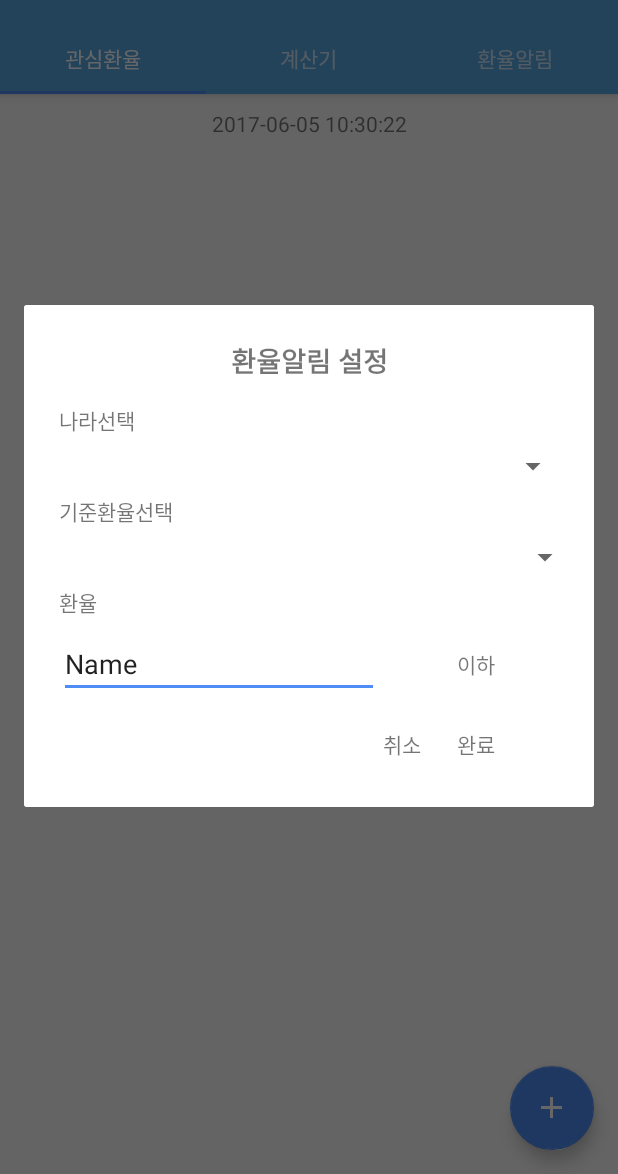
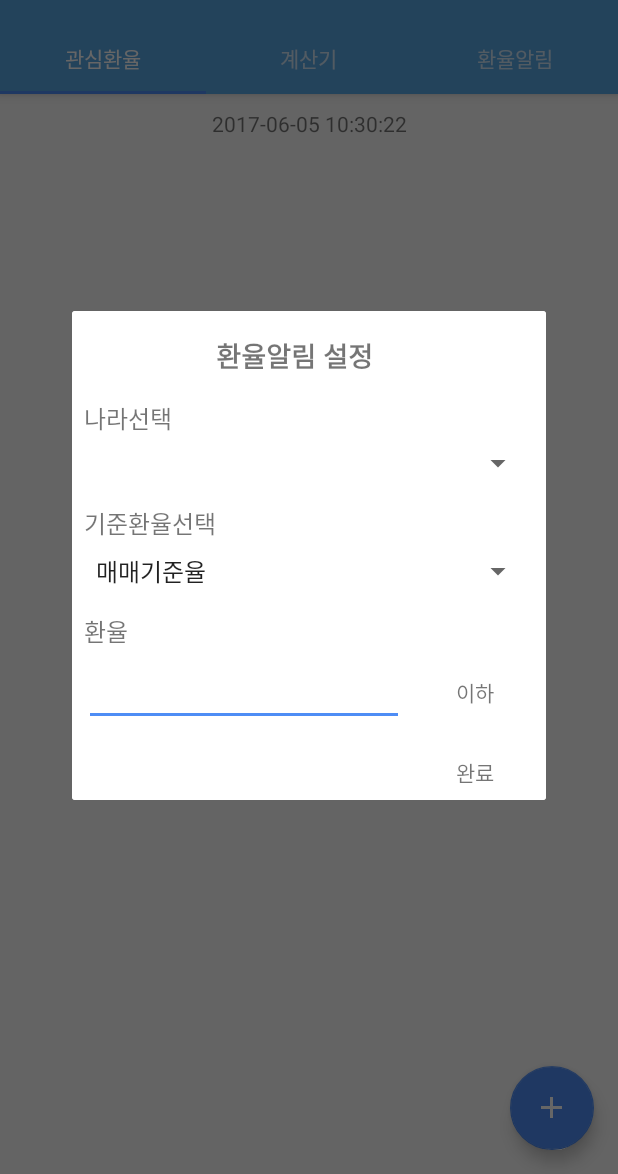
Before and after one commit to soulduse/exchange-rate-app, an Android app: the fragment CustomNotiDialog placed in its activity, in the options menu, after a tap on "Settings", on a phone screen of 412 x 824 dp, the part 62-1236 px from its top. Run offline under Robolectric (Android 15) with nearby library versions, the phone set to English and light mode, and no system bars; our stand-ins replace AdMob, data binding; libraries missing offline, so code that uses them is left out: io.realm, io.realm.annotations; pictures from the network do not load; 37 statements that could not run were skipped.

Commit message:
UI 바인딩으로 교체함 - 바인딩 사용을 익숙하게 하

```diff
--- a/app/src/main/java/com/example/soul/exchange_app/ui/CustomNotiDialog.java
+++ b/app/src/main/java/com/example/soul/exchange_app/ui/CustomNotiDialog.java
@@ -1,21 +1,25 @@
 package com.example.soul.exchange_app.ui;
 
+import android.databinding.DataBindingUtil;
+import android.databinding.adapters.ToolbarBindingAdapter;
 import android.os.Bundle;
 import android.support.v4.app.DialogFragment;
 import android.view.LayoutInflater;
 import android.view.View;
 import android.view.ViewGroup;
 import android.widget.AdapterView;
+import android.widget.ArrayAdapter;
 import android.widget.EditText;
 import android.widget.Spinner;
-import android.widget.SpinnerAdapter;
 import android.widget.TextView;
 import android.widget.Toast;
 
 import com.example.soul.exchange_app.R;
-import com.example.soul.exchange_app.adapter.DialogAdapter;
 import com.example.soul.exchange_app.adapter.DialogAdapter2;
+import com.example.soul.exchange_app.databinding.DialogNotificationBinding;
+import com.example.soul.exchange_app.model.ExchangeRate;
 import com.example.soul.exchange_app.realm.RealmController;
+import com.example.soul.exchange_app.util.MoneyUtil;
 
 import io.realm.Realm;
 
@@ -28,7 +32,7 @@ public class CustomNotiDialog extends DialogFragment implements AdapterView.OnIt
 
     private Realm realm;
     private RealmController realmController;
-    private DialogAdapter2 adapter;
+    private DialogNotificationBinding binding;
 
     /**
      * Create a new instance of CountryDialog, providing "num"
@@ -55,29 +59,74 @@ public class CustomNotiDialog extends DialogFragment implements AdapterView.OnIt
     @Override
     public View onCreateView(LayoutInflater inflater, ViewGroup container,
                              Bundle savedInstanceState) {
-        View v = inflater.inflate(R.layout.dialog_notification, container, false);
-        Spinner countrySpinner = (Spinner) v.findViewById(R.id.spinner);
-        Spinner exchangeSpinner = (Spinner) v.findViewById(R.id.spinner2);
-        TextView aboveOrbelow = (TextView)v.findViewById(R.id.aboveOrbelowTxt);
-        TextView addAlarm = (TextView)v.findViewById(R.id.addAlarm);
-        TextView cancelAlarm = (TextView)v.findViewById(R.id.cancelAlarm);
-        EditText alarmPrice = (EditText)v.findViewById(R.id.alarmPrice);
+        binding = DataBindingUtil.inflate(inflater, R.layout.dialog_notification, container, false);
+        binding.setDialog(this);
 
-        //setadapter
-        adapter = new DialogAdapter2(realmController.getExchangeRateExceptKorea(), getActivity());
+        DialogAdapter2 countryAdapter               = new DialogAdapter2(realmController.getExchangeRateExceptKorea(), getActivity());
+        ArrayAdapter<CharSequence> exchangeAdapter  = ArrayAdapter.createFromResource(getContext(),
+                R.array.price_options, android.R.layout.simple_spinner_item);
+        exchangeAdapter.setDropDownViewResource(android.R.layout.simple_spinner_dropdown_item);
 
-        countrySpinner.setOnItemSelectedListener(this);
-        countrySpinner.setAdapter(adapter);
-        exchangeSpinner.setOnItemSelectedListener(this);
+        binding.spinner.setAdapter(countryAdapter);
+        binding.spinner2.setAdapter(exchangeAdapter);
 
+        View view = binding.getRoot();
+        setListener();
+        return view;
+    }
 
-        return v;
+    private void setListener(){
+        binding.spinner.setOnItemSelectedListener(this);
+        binding.spinner2.setOnItemSelectedListener(this);
+
+        binding.aboveOrbelowTxt.setOnClickListener(clickListener);
+        binding.addAlarm.setOnClickListener(clickListener);
+        binding.deleteAlarm.setOnClickListener(clickListener);
     }
+
+    private View.OnClickListener clickListener = new View.OnClickListener() {
+        @Override
+        public void onClick(View v) {
+            switch (v.getId()){
+                // 이상 이하 switch
+                case R.id.aboveOrbelowTxt:
+
+                    String text = binding.aboveOrbelowTxt.getText().equals(getString(R.string.above))
+                            ? getString(R.string.below) : getString(R.string.above);
+                    binding.aboveOrbelowTxt.setText(text);
+                    break;
+
+                // 환율 알림 제거
+                case R.id.deleteAlarm:
+                    Toast.makeText(getContext(), "삭제", Toast.LENGTH_SHORT).show();
+                    dismiss();
+                    break;
+                // 환율 알림 추가
+                case R.id.addAlarm:
+                    String priceText = binding.alarmPrice.getText().toString();
+                    if(priceText == null || priceText.isEmpty()){
+                        Toast.makeText(getContext(), R.string.warning_empty_price, Toast.LENGTH_SHORT).show();
+                        break;
+                    }
+
+                    ExchangeRate exchangeRate = (ExchangeRate) binding.spinner.getSelectedItem();
+                    // true = 이상, false = 이하
+                    boolean state = binding.aboveOrbelowTxt.getText().toString().equals("이상") ? true : false;
+                    // price가 숫자인지에 대한 검증은 안해도된다 왜냐하면 EditText의 데이터 타입을 숫자로 설정 해놓았기 때문.
+                    double price = Double.parseDouble(priceText);
+                    int standardExchange = binding.spinner2.getSelectedItemPosition();
+
+                    realmController.addAlarm(exchangeRate, state, price, standardExchange);
+                    break;
+            }
+        }
+    };
+
 
     @Override
     public void onItemSelected(AdapterView<?> parent, View view, int position, long id) {
 
-        Toast.makeText(getContext(), "", Toast.LENGTH_SHORT).show();
+
     }
 
     @Override
--- a/app/src/main/res/layout/dialog_notification.xml
+++ b/app/src/main/res/layout/dialog_notification.xml
@@ -1,10 +1,18 @@
 <?xml version="1.0" encoding="utf-8"?>
-<android.support.constraint.ConstraintLayout xmlns:android="http://schemas.android.com/apk/res/android"
-    xmlns:app="http://schemas.android.com/apk/res-auto"
-    xmlns:tools="http://schemas.android.com/tools"
+
+<layout xmlns:tools="http://schemas.android.com/tools"
+    xmlns:android="http://schemas.android.com/apk/res/android"
+    xmlns:app="http://schemas.android.com/apk/res-auto">
+    <data>
+        <variable
+            name="dialog"
+            type="com.example.soul.exchange_app.ui.CustomNotiDialog"/>
+    </data>
+
+    <android.support.constraint.ConstraintLayout
         android:layout_width="match_parent"
         android:layout_height="wrap_content"
-    android:padding="15dp"
+        android:layout_margin="15dp"
         android:background="#FFFFFF">
 
         <TextView
@@ -12,64 +20,79 @@
             android:layout_width="wrap_content"
             android:layout_height="wrap_content"
             android:ems="10"
-        android:inputType="textPersonName"
             android:text="나라선택"
+            android:textSize="@dimen/sub_text_size"
             android:layout_marginTop="16dp"
             android:layout_marginLeft="8dp"
             app:layout_constraintLeft_toLeftOf="parent"
-        app:layout_constraintTop_toBottomOf="@+id/dialogTitle" />
+            app:layout_constraintTop_toBottomOf="@+id/dialogTitle"
+            android:layout_marginRight="8dp"
+            app:layout_constraintRight_toRightOf="parent"
+            app:layout_constraintHorizontal_bias="0.0" />
 
         <Spinner
             android:id="@+id/spinner"
-        android:layout_width="348dp"
+            android:layout_width="300dp"
             android:layout_height="wrap_content"
-        tools:layout_editor_absoluteX="8dp"
-        android:layout_marginTop="8dp"
-        app:layout_constraintTop_toBottomOf="@+id/title1" />
+            android:layout_marginLeft="8dp"
+            app:layout_constraintLeft_toLeftOf="parent"
+            android:layout_marginRight="8dp"
+            app:layout_constraintRight_toRightOf="parent"
+            android:layout_marginTop="6dp"
+            app:layout_constraintTop_toBottomOf="@+id/title1"
+            app:layout_constraintHorizontal_bias="0.0" />
 
         <TextView
             android:id="@+id/title2"
             android:layout_width="wrap_content"
             android:layout_height="wrap_content"
             android:ems="10"
-        android:inputType="textPersonName"
+            android:textSize="@dimen/sub_text_size"
             android:text="기준환율선택"
-        android:layout_marginTop="8dp"
+            android:layout_marginTop="16dp"
             app:layout_constraintTop_toBottomOf="@+id/spinner"
             android:layout_marginLeft="8dp"
-        app:layout_constraintLeft_toLeftOf="parent" />
+            app:layout_constraintLeft_toLeftOf="parent"
+            android:layout_marginRight="8dp"
+            app:layout_constraintRight_toRightOf="parent"
+            app:layout_constraintHorizontal_bias="0.0" />
 
         <Spinner
             android:id="@+id/spinner2"
-        android:layout_width="348dp"
+            android:layout_width="300dp"
             android:layout_height="wrap_content"
             android:layout_marginTop="8dp"
             app:layout_constraintTop_toBottomOf="@+id/title2"
             android:layout_marginLeft="8dp"
-        app:layout_constraintLeft_toLeftOf="parent" />
+            app:layout_constraintLeft_toLeftOf="parent"
+            android:layout_marginRight="8dp"
+            app:layout_constraintRight_toRightOf="parent"
+            app:layout_constraintHorizontal_bias="0.0" />
 
         <TextView
             android:id="@+id/title3"
             android:layout_width="wrap_content"
             android:layout_height="wrap_content"
             android:layout_marginLeft="8dp"
-        android:layout_marginTop="8dp"
+            android:layout_marginTop="16dp"
+            android:textSize="@dimen/sub_text_size"
             android:ems="10"
-        android:inputType="textPersonName"
             android:text="환율"
             app:layout_constraintLeft_toLeftOf="parent"
-        app:layout_constraintTop_toBottomOf="@+id/spinner2" />
+            app:layout_constraintTop_toBottomOf="@+id/spinner2"
+            android:layout_marginRight="8dp"
+            app:layout_constraintRight_toRightOf="parent"
+            app:layout_constraintHorizontal_bias="0.0" />
 
         <EditText
             android:id="@+id/alarmPrice"
             android:layout_width="wrap_content"
             android:layout_height="wrap_content"
             android:ems="10"
-        android:inputType="textPersonName"
-        android:text="Name"
+            android:inputType="numberDecimal"
             android:layout_marginLeft="8dp"
             app:layout_constraintLeft_toLeftOf="parent"
-        android:layout_marginTop="8dp"
+            android:layout_marginTop="6dp"
             app:layout_constraintTop_toBottomOf="@+id/title3" />
 
         <TextView
@@ -97,31 +120,34 @@
             android:layout_marginLeft="0dp"
             app:layout_constraintLeft_toLeftOf="@+id/aboveOrbelowTxt"
             app:layout_constraintBottom_toBottomOf="parent"
-        android:layout_marginBottom="16dp"
-        app:layout_constraintVertical_bias="0.514" />
+            android:layout_marginBottom="8dp" />
 
         <TextView
             android:id="@+id/dialogTitle"
             android:layout_width="wrap_content"
             android:layout_height="wrap_content"
             android:text="환율알림 설정"
-        android:textSize="18dp"
+            android:textSize="@dimen/text_size"
             android:textStyle="bold"
             app:layout_constraintTop_toTopOf="parent"
-        android:layout_marginTop="8dp"
+            android:layout_marginTop="16dp"
             android:layout_marginLeft="8dp"
             app:layout_constraintLeft_toLeftOf="parent"
             android:layout_marginRight="8dp"
-        app:layout_constraintRight_toRightOf="parent" />
+            app:layout_constraintRight_toRightOf="parent"
+            app:layout_constraintHorizontal_bias="0.45" />
 
         <TextView
-        android:id="@+id/cancelAlarm"
+            android:id="@+id/deleteAlarm"
             android:layout_width="wrap_content"
             android:layout_height="wrap_content"
             android:text="취소"
+            android:visibility="invisible"
+            app:layout_constraintBaseline_toBaselineOf="@+id/addAlarm"
             app:layout_constraintRight_toLeftOf="@+id/addAlarm"
-        android:layout_marginRight="24dp"
-        app:layout_constraintBaseline_toBaselineOf="@+id/addAlarm" />
+            android:layout_marginRight="24dp" />
 
 
     </android.support.constraint.ConstraintLayout>
+
+</layout>
```
Lines whose indentation alone changed are shown as unchanged.
